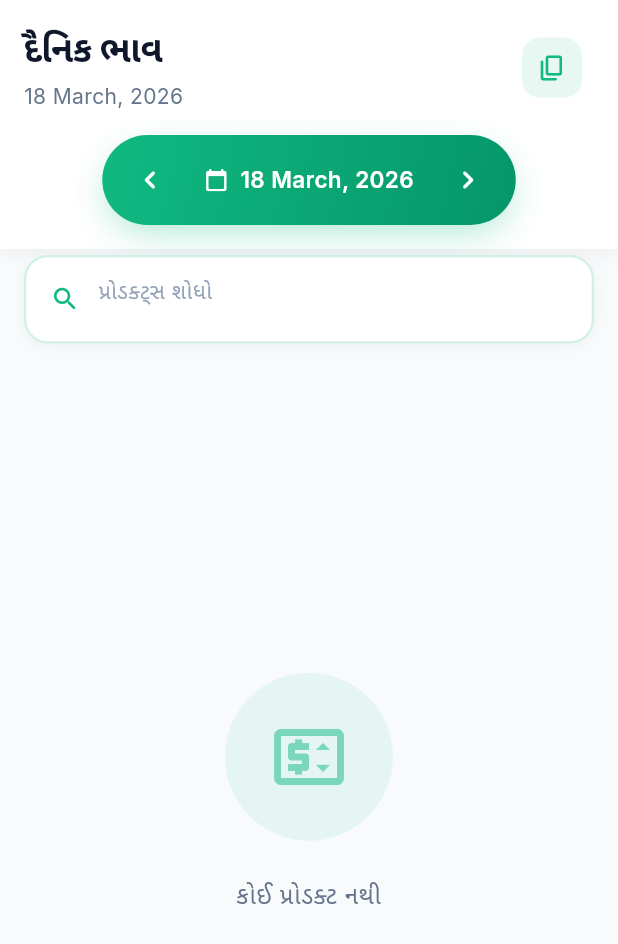
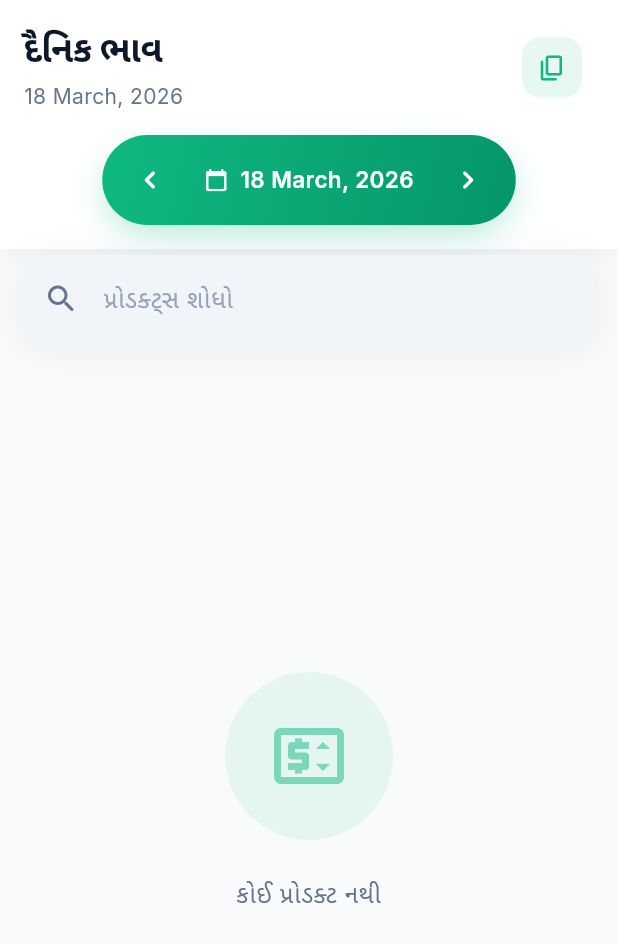
Before and after one commit to OccubitSolution/green_veg_stock_management, a Flutter app: the DailyPricesView screen opened by its route, on a phone screen of 412 x 824 dp. Shown: the top 944 px of the screen. Run offline on Flutter 3.47's test engine with Material 3 defaults, Android fonts, the phone set to English and light mode, and no system bars; drawn by our look-alikes of flutter_animate; our stand-ins replace connectivity_plus, dio, fl_chart, get, get_storage, google_fonts and 6 more; accounts and stored records are empty; network calls fail.

Commit message:
fix: category filter highlight, prices search bar UI, purchase list theme sync

```diff
--- a/lib/app/modules/prices/views/daily_prices_view.dart
+++ b/lib/app/modules/prices/views/daily_prices_view.dart
@@ -21,75 +21,18 @@ class DailyPricesView extends GetView<DailyPricesController> {
           _buildHeader(context),
 
           // Compact Search Bar
-          Container(
-            margin: const EdgeInsets.fromLTRB(
+          Padding(
+            padding: const EdgeInsets.fromLTRB(
               AppTheme.spacingMD,
               AppTheme.spacingXS,
               AppTheme.spacingMD,
               AppTheme.spacingXS,
             ),
-            padding: const EdgeInsets.symmetric(
-              horizontal: AppTheme.spacingSM,
-              vertical: AppTheme.spacingXS,
-            ),
-            decoration: BoxDecoration(
-              color: Colors.white,
-              borderRadius: BorderRadius.circular(AppTheme.radiusLG),
-              boxShadow: [
-                BoxShadow(
-                  color: Colors.black.withValues(alpha: 0.04),
-                  blurRadius: 8,
-                  offset: const Offset(0, 2),
-                ),
-              ],
-              border: Border.all(
-                color: AppTheme.primaryColor.withValues(alpha: 0.2),
-                width: 1.5,
-              ),
-            ),
-            child: TextField(
+            child: ModernSearchBar(
               controller: controller.searchController,
+              hintText: 'search_products'.tr,
               onChanged: controller.searchProducts,
-              style: const TextStyle(
-                fontSize: 14,
-                fontWeight: FontWeight.w500,
-              ),
-              decoration: InputDecoration(
-                hintText: 'search_products'.tr,
-                hintStyle: TextStyle(
-                  color: AppTheme.textTertiaryLight,
-                  fontSize: 14,
-                ),
-                filled: false,
-                prefixIcon: const Icon(
-                  Icons.search_rounded,
-                  color: AppTheme.primaryColor,
-                  size: 20,
-                ),
-                prefixIconConstraints: const BoxConstraints(
-                  minWidth: 36,
-                  minHeight: 36,
-                ),
-                suffixIcon: Obx(() {
-                  if (controller.searchQuery.value.isEmpty) {
-                    return const SizedBox.shrink();
-                  }
-                  return IconButton(
-                    icon: const Icon(
-                      Icons.close_rounded,
-                      color: AppTheme.textSecondaryLight,
-                      size: 18,
-                    ),
-                    onPressed: controller.clearSearch,
-                  );
-                }),
-                border: InputBorder.none,
-                enabledBorder: InputBorder.none,
-                focusedBorder: InputBorder.none,
-                contentPadding: const EdgeInsets.symmetric(
-                  vertical: 8,
-                ),
-              ),
+              onClear: controller.clearSearch,
             ),
           ).animate().fadeIn(delay: 200.ms),
 
```
Also changed, not shown: lib/app/modules/orders/views/purchase_list_view.dart (+9 -9 lines), lib/app/modules/products/views/products_view.dart (+12 -11 lines).
